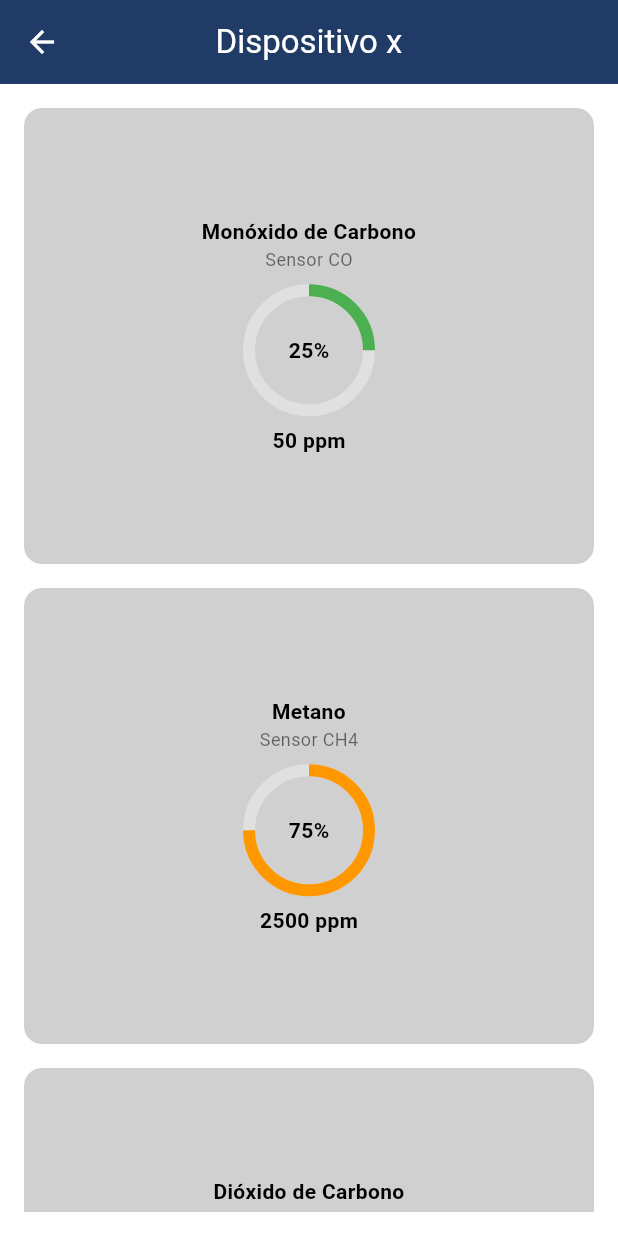
After one commit to GASenseBiopark/frontend, a Flutter app: the DataViewPage screen opened directly, on a phone screen of 412 x 824 dp. The commit adds this screen. Run offline on Flutter 3.47's test engine with Material 3 defaults, Android fonts, the light colour scheme and no system bars; our stand-ins replace sqflite; accounts and stored records are empty.

Commit message:
Atualização das telas e widgets.

```diff
--- a/lib/constants/constants.dart
+++ b/lib/constants/constants.dart
@@ -3,10 +3,15 @@ import 'package:flutter/material.dart';
 abstract class AppColors {
   static const Color black = Color(0xFF000000);
   static const Color black700 = Color(0xFF23272A);
-  static const Color blue = Color(0xFF45484D);
+  static const Color blue100 = Color(0xFF45484D);
+  static const Color blue = Color.fromARGB(255, 32, 59, 102);
   static const Color grey = Color(0xFF767676);
   static const Color grey200 = Color(0xFF9B9B9B);
   static const Color white = Color.fromRGBO(255, 255, 255, 1);
+  static const Color green = Colors.green;
+  static const Color orange = Colors.orange;
+  static const Color red = Colors.red;
+  static const Color lightblue = Colors.blue;
 }
 
 Color background = const Color.fromARGB(255, 46, 57, 87);
--- a/lib/dao/app_database.dart
+++ b/lib/dao/app_database.dart
@@ -47,7 +47,6 @@ class AppDatabase {
             id_usuario TEXT
           )
         ''');
-        // Adicione outras tabelas conforme necessário (leituras, alertas, etc.)
       },
     );
   }
--- /dev/null
+++ b/lib/data_view.dart
@@ -0,0 +1,75 @@
+import 'package:flutter/material.dart';
+import 'package:gasense/constants/constants.dart';
+import 'package:gasense/widgets/sensor_card.dart';
+
+class DataViewPage extends StatefulWidget {
+  const DataViewPage({super.key});
+
+  @override
+  State<DataViewPage> createState() => _DataViewPageState();
+}
+
+class _DataViewPageState extends State<DataViewPage> {
+  @override
+  Widget build(BuildContext context) {
+    return Scaffold(
+      backgroundColor: AppColors.white,
+      appBar: AppBar(
+        title: const Text('Dispositivo x'),
+        centerTitle: true,
+        backgroundColor: AppColors.blue,
+        foregroundColor: Colors.white,
+      ),
+      body: Padding(
+        padding: const EdgeInsets.all(16.0),
+        child: GridView.builder(
+          gridDelegate: const SliverGridDelegateWithFixedCrossAxisCount(
+            crossAxisCount: 1,
+            crossAxisSpacing: 16.0,
+            mainAxisSpacing: 16.0,
+            childAspectRatio: 1.25,
+          ),
+          itemCount: 4,
+          itemBuilder: (context, index) {
+            switch (index) {
+              case 0:
+                return sensorCard(
+                  'Monóxido de Carbono',
+                  'Sensor CO',
+                  50,
+                  25,
+                  AppColors.green,
+                );
+              case 1:
+                return sensorCard(
+                  'Metano',
+                  'Sensor CH4',
+                  2500,
+                  75,
+                  AppColors.orange,
+                );
+              case 2:
+                return sensorCard(
+                  'Dióxido de Carbono',
+                  'Sensor CO2',
+                  800,
+                  40,
+                  AppColors.blue,
+                );
+              case 3:
+                return sensorCard(
+                  'Amônia',
+                  'Sensor NH3',
+                  150,
+                  90,
+                  AppColors.red,
+                );
+              default:
+                return Container();
+            }
+          },
+        ),
+      ),
+    );
+  }
+}
--- a/lib/home.dart
+++ b/lib/home.dart
@@ -1,5 +1,5 @@
 import 'package:flutter/material.dart';
-import 'package:gasense/_core/constants.dart';
+import 'package:gasense/constants/constants.dart';
 import 'package:gasense/pages/navegation/new_device.dart';
 
 class HomePage extends StatefulWidget {
@@ -30,12 +30,13 @@ class _HomePageState extends State<HomePage> {
     return Scaffold(
       backgroundColor: AppColors.white,
       appBar: AppBar(
+        automaticallyImplyLeading: false,
         backgroundColor: AppColors.blue,
-        title: const Center(
+        title: Center(
           child: Text(
             "Dispositivos",
             style: TextStyle(
-              fontWeight: FontWeight.bold,
+              fontWeight: FontWeight.w400,
               fontSize: 25,
               color: Colors.white,
             ),
@@ -55,18 +56,33 @@ class _HomePageState extends State<HomePage> {
                 itemCount: dispositivos.length,
                 itemBuilder: (context, index) {
                   final item = dispositivos[index];
-                  return Card(
-                    elevation: 3,
+                  return Container(
                     margin: const EdgeInsets.symmetric(vertical: 8),
+                    decoration: BoxDecoration(
+                      border: Border.all(color: AppColors.grey, width: 1.5),
+                      borderRadius: BorderRadius.circular(8),
+                    ),
+                    child: Card(
+                      color: AppColors.grey200,
+                      elevation: 2,
+                      shape: RoundedRectangleBorder(
+                        borderRadius: BorderRadius.circular(8),
+                      ),
                       child: ListTile(
+                        tileColor: AppColors.grey200,
                         leading: Image.asset(
                           'assets/device.png',
                           width: 50,
                           height: 22,
                         ),
-                      title: Text('Dispositivo ${index + 1}'),
+                        title: Text(
+                          'Dispositivo ${index + 1}',
+                          style: AppText.textoBranco,
+                        ),
                         subtitle: Text(
                           "Código: ${item['codigo'] ?? 'Sem código'}",
+                          style: AppText.textoBranco,
+                        ),
                       ),
                     ),
                   );
--- a/lib/main.dart
+++ b/lib/main.dart
@@ -1,6 +1,6 @@
 import 'package:flutter/material.dart';
 import 'package:gasense/constants/constants.dart';
-import 'package:gasense/pages/auth/welcome.dart';
+import 'package:gasense/home.dart';
 
 final GlobalKey<NavigatorState> navigatorKey = GlobalKey<NavigatorState>();
 
@@ -19,7 +19,7 @@ class BioLabApp extends StatelessWidget {
         scaffoldBackgroundColor: background,
         primaryColor: const Color.fromARGB(28, 68, 137, 255),
       ),
-      home: const WelcomePage(),
+      home: const HomePage(),
     );
   }
 }
--- a/lib/pages/auth/sign_up.dart
+++ b/lib/pages/auth/sign_up.dart
@@ -1,5 +1,6 @@
 import 'package:flutter/material.dart';
 import 'package:gasense/constants/constants.dart';
+import 'package:gasense/home.dart';
 import 'package:gasense/pages/auth/log_in.dart';
 import 'package:gasense/widgets/inputform.dart';
 
--- a/lib/pages/navegation/new_device.dart
+++ b/lib/pages/navegation/new_device.dart
@@ -1,5 +1,5 @@
 import 'package:flutter/material.dart';
-import 'package:gasense/_core/constants.dart';
+import 'package:gasense/constants/constants.dart';
 import 'package:gasense/home.dart';
 import 'package:gasense/widgets/inputform.dart';
 
--- a/lib/widgets/inputform.dart
+++ b/lib/widgets/inputform.dart
@@ -14,6 +14,7 @@ Widget inputFormulario({
       keyboardType:
           obscureText ? TextInputType.text : TextInputType.emailAddress,
       obscureText: obscureText,
+      style: const TextStyle(color: Colors.black87, fontSize: 16),
       decoration: InputDecoration(
         prefixIconColor: AppColors.grey,
         prefixIcon: Icon(icone),
--- /dev/null
+++ b/lib/widgets/sensor_card.dart
@@ -0,0 +1,66 @@
+import 'package:flutter/material.dart';
+import 'package:gasense/constants/constants.dart';
+
+Widget sensorCard(
+  String nome,
+  String sensor,
+  int valor,
+  int percent,
+  Color cor,
+) {
+  return Container(
+    padding: const EdgeInsets.all(16),
+    decoration: BoxDecoration(
+      color: const Color.fromARGB(255, 208, 208, 208),
+      borderRadius: BorderRadius.circular(12),
+    ),
+    child: Column(
+      mainAxisAlignment: MainAxisAlignment.center,
+      children: [
+        Text(
+          nome,
+          textAlign: TextAlign.center,
+          style: const TextStyle(
+            color: AppColors.black,
+            fontWeight: FontWeight.bold,
+          ),
+        ),
+        Text(
+          sensor,
+          style: const TextStyle(color: Colors.black54, fontSize: 12),
+        ),
+        const SizedBox(height: 12),
+        Stack(
+          alignment: Alignment.center,
+          children: [
+            SizedBox(
+              width: 80,
+              height: 80,
+              child: CircularProgressIndicator(
+                value: percent / 100,
+                backgroundColor: Colors.grey[300],
+                valueColor: AlwaysStoppedAnimation<Color>(cor),
+                strokeWidth: 8,
+              ),
+            ),
+            Text(
+              "$percent%",
+              style: const TextStyle(
+                color: Colors.black,
+                fontWeight: FontWeight.bold,
+              ),
+            ),
+          ],
+        ),
+        const SizedBox(height: 10),
+        Text(
+          "$valor ppm",
+          style: const TextStyle(
+            color: Colors.black,
+            fontWeight: FontWeight.bold,
+          ),
+        ),
+      ],
+    ),
+  );
+}
```
Also changed, not shown: lib/widgets/advices.dart (deleted, +0 -63 lines). Lines whose indentation alone changed are shown as unchanged.
